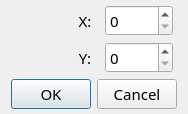
First picture: the form in gui/dialogposition.ui, repository luckyPtr/BitmapStudio, before the edit.
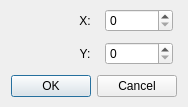
Second picture: the form after the edit. Icons and pictures are not drawn. Custom widgets are drawn as their Qt base class.

Diff of the .ui file:
```diff
--- a/gui/dialogposition.ui
+++ b/gui/dialogposition.ui
@@ -42,12 +42,6 @@
          <height>16777215</height>
         </size>
        </property>
-       <property name="font">
-        <font>
-         <family>Microsoft YaHei</family>
-         <pointsize>11</pointsize>
-        </font>
-       </property>
        <property name="layoutDirection">
         <enum>Qt::LeftToRight</enum>
        </property>
@@ -67,12 +61,6 @@
          <height>0</height>
         </size>
        </property>
-       <property name="font">
-        <font>
-         <family>Microsoft YaHei</family>
-         <pointsize>11</pointsize>
-        </font>
-       </property>
        <property name="maximum">
         <number>2048</number>
        </property>
@@ -105,12 +93,6 @@
          <height>0</height>
         </size>
        </property>
-       <property name="font">
-        <font>
-         <family>Microsoft YaHei</family>
-         <pointsize>11</pointsize>
-        </font>
-       </property>
        <property name="text">
         <string>Y:</string>
        </property>
@@ -127,12 +109,6 @@
          <height>0</height>
         </size>
        </property>
-       <property name="font">
-        <font>
-         <family>Microsoft YaHei</family>
-         <pointsize>11</pointsize>
-        </font>
-       </property>
        <property name="maximum">
         <number>2048</number>
        </property>
@@ -142,12 +118,6 @@
    </item>
    <item row="2" column="0" colspan="2">
     <widget class="QDialogButtonBox" name="buttonBox">
-     <property name="font">
-      <font>
-       <family>Microsoft YaHei</family>
-       <pointsize>11</pointsize>
-      </font>
-     </property>
      <property name="layoutDirection">
       <enum>Qt::LeftToRight</enum>
      </property>
```
